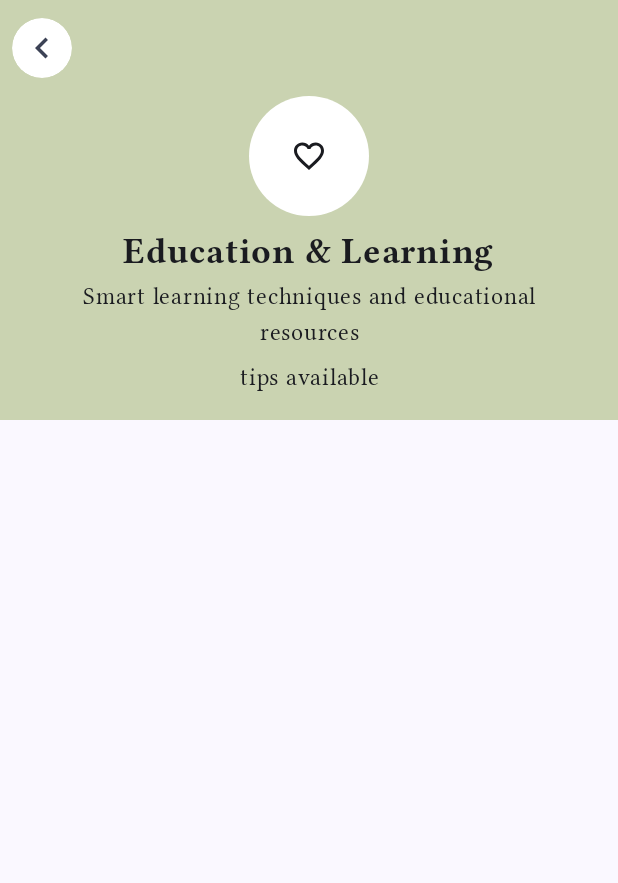
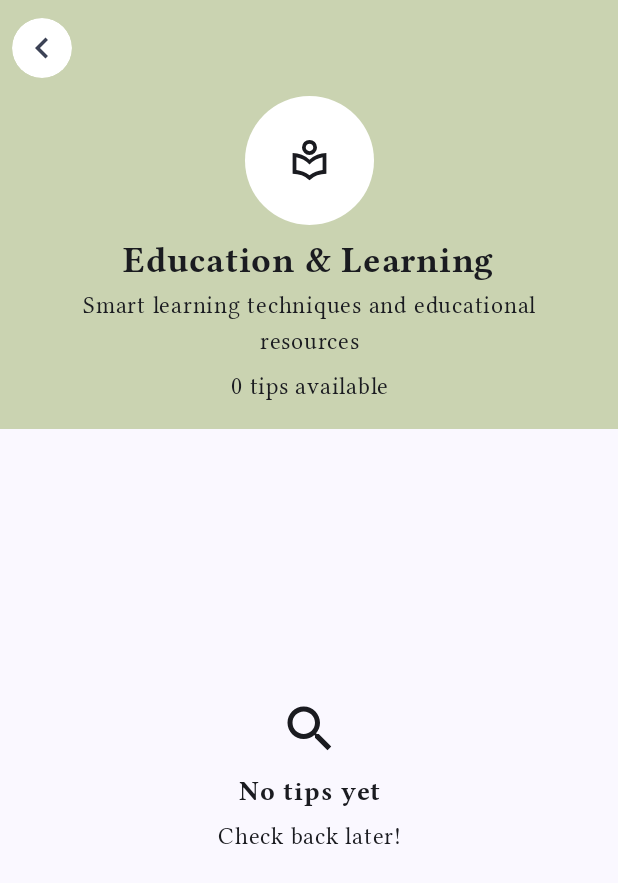
Before and after one commit to nifedara/Inilo, an Android app built with Jetpack Compose: the screen it shows after launch (MainActivity), after a tap on "Education & Learning", on a phone screen of 412 x 824 dp. Shown: the top 883 px of the screen. Run offline under Robolectric (Android 15) with nearby library versions, the light colour scheme and no system bars.

Commit message:
solution full page icons added

```diff
--- a/app/src/main/java/com/example/inilo/ui/component/EmptyState.kt
+++ b/app/src/main/java/com/example/inilo/ui/component/EmptyState.kt
@@ -3,16 +3,19 @@ package com.example.inilo.ui.component
 import androidx.compose.foundation.layout.Arrangement
 import androidx.compose.foundation.layout.Column
 import androidx.compose.foundation.layout.padding
+import androidx.compose.foundation.layout.size
 import androidx.compose.material.icons.Icons
-import androidx.compose.material.icons.outlined.FavoriteBorder
+import androidx.compose.material.icons.outlined.Search
 import androidx.compose.material3.Icon
 import androidx.compose.material3.Text
 import androidx.compose.runtime.Composable
 import androidx.compose.ui.Alignment
 import androidx.compose.ui.Modifier
 import androidx.compose.ui.res.stringResource
+import androidx.compose.ui.text.font.FontWeight
 import androidx.compose.ui.text.style.TextAlign
 import androidx.compose.ui.unit.dp
+import androidx.compose.ui.unit.sp
 import com.example.inilo.R
 import com.example.inilo.ui.component.util.iniloFontFamily
 
@@ -23,15 +26,17 @@ fun TipEmptyState() {
         verticalArrangement = Arrangement.Center
     ) {
         Icon(
-            imageVector = Icons.Outlined.FavoriteBorder,
+            imageVector = Icons.Outlined.Search,
             contentDescription = stringResource(R.string.quick_action_card_icon),
-            modifier = Modifier.padding(bottom = 10.dp)
+            modifier = Modifier.padding(bottom = 10.dp).size(40.dp)
         )
 
         Text(
             text = stringResource(R.string.no_tips_yet),
             fontFamily = iniloFontFamily,
             modifier = Modifier.padding(bottom = 6.dp),
+            fontWeight = FontWeight.Bold,
+            fontSize = 18.sp,
             textAlign = TextAlign.Center
         )
 
@@ -39,6 +44,7 @@ fun TipEmptyState() {
             text = stringResource(R.string.check_back_later),
             modifier = Modifier.padding(bottom = 6.dp),
             fontFamily = iniloFontFamily,
+            fontSize = 16.sp,
             textAlign = TextAlign.Center
         )
     }
--- a/app/src/main/java/com/example/inilo/ui/component/Solutions.kt
+++ b/app/src/main/java/com/example/inilo/ui/component/Solutions.kt
@@ -3,7 +3,7 @@ import com.example.inilo.R
 
 enum class Solutions(val stringResId: Int) {
     Education(R.string.education_and_learning),
-    Water(R.string.clean_water_soltions),
+    Water(R.string.clean_water_solutions),
     Power(R.string.power_alternatives),
     HealthAndSanitation(R.string.health_and_sanitation),
     Food(R.string.food_solutions),
--- a/app/src/main/java/com/example/inilo/ui/screen/EducationScreen.kt
+++ b/app/src/main/java/com/example/inilo/ui/screen/EducationScreen.kt
@@ -6,9 +6,8 @@ import androidx.compose.foundation.layout.Column
 import androidx.compose.foundation.layout.Row
 import androidx.compose.foundation.layout.fillMaxWidth
 import androidx.compose.foundation.layout.padding
+import androidx.compose.foundation.layout.size
 import androidx.compose.foundation.shape.RoundedCornerShape
-import androidx.compose.material.icons.Icons
-import androidx.compose.material.icons.outlined.FavoriteBorder
 import androidx.compose.material3.Card
 import androidx.compose.material3.CardDefaults
 import androidx.compose.material3.Icon
@@ -17,6 +16,7 @@ import androidx.compose.runtime.Composable
 import androidx.compose.ui.Alignment
 import androidx.compose.ui.Modifier
 import androidx.compose.ui.graphics.Color
+import androidx.compose.ui.res.painterResource
 import androidx.compose.ui.res.stringResource
 import androidx.compose.ui.text.font.FontWeight
 import androidx.compose.ui.text.style.TextAlign
@@ -24,24 +24,26 @@ import androidx.compose.ui.unit.dp
 import androidx.compose.ui.unit.sp
 import com.example.inilo.R
 import com.example.inilo.ui.component.IniloScaffold
+import com.example.inilo.ui.component.TipEmptyState
 import com.example.inilo.ui.component.util.iniloFontFamily
 
 @Composable
 fun EducationScreen(
-    onBack: () -> Unit
+    onBack: () -> Unit,
 ) {
     IniloScaffold(
         onBack = { onBack() },
         pageTitle = "",
         appBarColor = Color(0xFFCAD3B1)
     ) {
+        Column {
             Column(
                 modifier = Modifier.background(Color(0xFFCAD3B1))
                     .fillMaxWidth()
                     .padding(top = 0.dp, start = 24.dp, end = 24.dp),
                 horizontalAlignment = Alignment.CenterHorizontally,
                 verticalArrangement = Arrangement.Center
-        ){
+            ) {
                 Card(
                     shape = RoundedCornerShape(50.dp),
                     colors = CardDefaults.cardColors(containerColor = Color.White),
@@ -53,32 +55,43 @@ fun EducationScreen(
                         modifier = Modifier.padding(20.dp)
                     ) {
                         Icon(
-                        imageVector = Icons.Outlined.FavoriteBorder,
+                            painter = painterResource(R.drawable.education),
                             contentDescription = stringResource(R.string.quick_action_card_icon),
-                        modifier = Modifier.padding(8.dp)
+                            modifier = Modifier.padding(8.dp).size(30.dp)
                         )
                     }
                 }
 
-            Text (
+                Text(
                     text = stringResource(R.string.education_and_learning),
                     modifier = Modifier.padding(bottom = 4.dp),
                     fontWeight = FontWeight.Bold,
                     fontFamily = iniloFontFamily,
                     fontSize = 24.sp
                 )
-            Text (
-                text = stringResource(R.string.smart_learning_techiques_and_resources),
+                Text(
+                    text = stringResource(R.string.smart_learning_techniques_and_resources),
                     modifier = Modifier.padding(bottom = 6.dp),
                     fontFamily = iniloFontFamily,
                     textAlign = TextAlign.Center
                 )
-            Text (
+                Text(
                     text = stringResource(R.string.tips_available),
                     modifier = Modifier.padding(bottom = 16.dp),
                     fontFamily = iniloFontFamily,
                     textAlign = TextAlign.Center
                 )
             }
+
+            Column(
+                modifier = Modifier
+                    .padding(top = 180.dp, start = 24.dp, end = 24.dp)
+                    .fillMaxWidth(),
+                horizontalAlignment = Alignment.CenterHorizontally,
+                verticalArrangement = Arrangement.Center
+            ) {
+                TipEmptyState()
             }
         }
+    }
+}
--- a/app/src/main/res/values/strings.xml
+++ b/app/src/main/res/values/strings.xml
@@ -8,14 +8,14 @@
     <string name="scan_food">Scan Food</string>
     <string name="safety_check">Safety Check</string>
     <string name="explore_solutions">Explore Solutions</string>
-    <string name="tips_available">tips available</string>
+    <string name="tips_available">0 tips available</string>
     <string name="education_and_learning"><![CDATA[Education & Learning]]></string>
-    <string name="clean_water_soltions">Clean Water Solutions</string>
+    <string name="clean_water_solutions">Clean Water Solutions</string>
     <string name="power_alternatives">Power Alternatives</string>
     <string name="health_and_sanitation"><![CDATA[Health & Sanitation]]></string>
     <string name="food_solutions">Food Solutions</string>
     <string name="safety_and_security"><![CDATA[Safety & Security]]></string>
-    <string name="smart_learning_techiques_and_resources">Smart learning techniques and educational resources</string>
+    <string name="smart_learning_techniques_and_resources">Smart learning techniques and educational resources</string>
     <string name="water_purification_methods">Water purification and safe drinking methods</string>
     <string name="hygiene_practices_and_sanitation_solutions">Hygiene practices and sanitation solutions</string>
     <string name="personal_safety_and_security_measures">Personal safety and security measures</string>
```
Also changed, not shown: app/src/main/java/com/example/inilo/ui/screen/FoodScreen.kt (+4 -4 lines), app/src/main/java/com/example/inilo/ui/screen/HealthAndSanitationScreen.kt (+21 -8 lines), app/src/main/java/com/example/inilo/ui/screen/PowerScreen.kt (+21 -8 lines), app/src/main/java/com/example/inilo/ui/screen/SafetyAndSecurityScreen.kt (+16 -6 lines), app/src/main/java/com/example/inilo/ui/screen/WaterScreen.kt (+22 -9 lines). Lines whose indentation alone changed are shown as unchanged.
